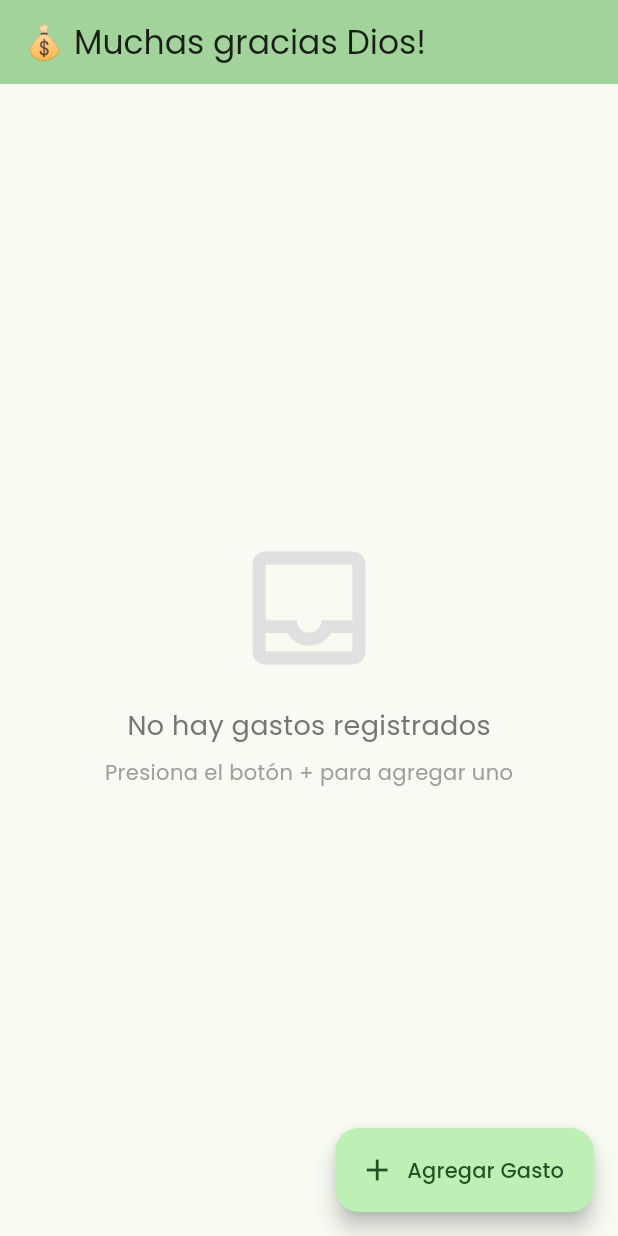
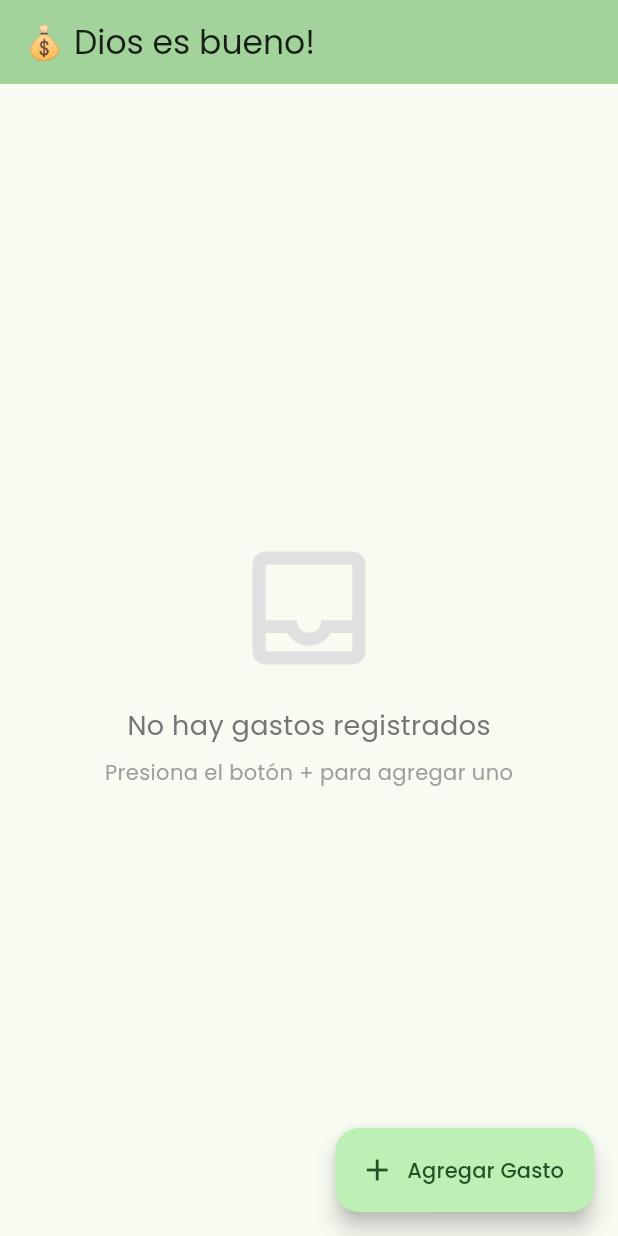
Before and after one commit to wtaype/wiregistro, a Flutter app: the screen it shows after launch, on a phone screen of 412 x 824 dp. Run offline on Flutter 3.47's test engine with Material 3 defaults, Android fonts, the phone set to English and light mode, and no system bars; our stand-ins replace cloud_firestore, firebase_core, google_fonts; accounts and stored records are empty; generated files the repository leaves out were written again.

Commit message:
Actualizacion Completaa

```diff
--- a/lib/pantallas/inicio_pantalla.dart
+++ b/lib/pantallas/inicio_pantalla.dart
@@ -18,7 +18,7 @@ class _InicioPantallaState extends State<InicioPantalla> {
   Widget build(BuildContext context) {
     return Scaffold(
       appBar: AppBar(
-        title: const Text('💰 Muchas gracias Dios!'),
+        title: const Text('💰 Dios es bueno!'),
         backgroundColor: Theme.of(context).colorScheme.inversePrimary,
         elevation: 0,
       ),
```
Also changed, not shown: firebase.json, 1 other file.
